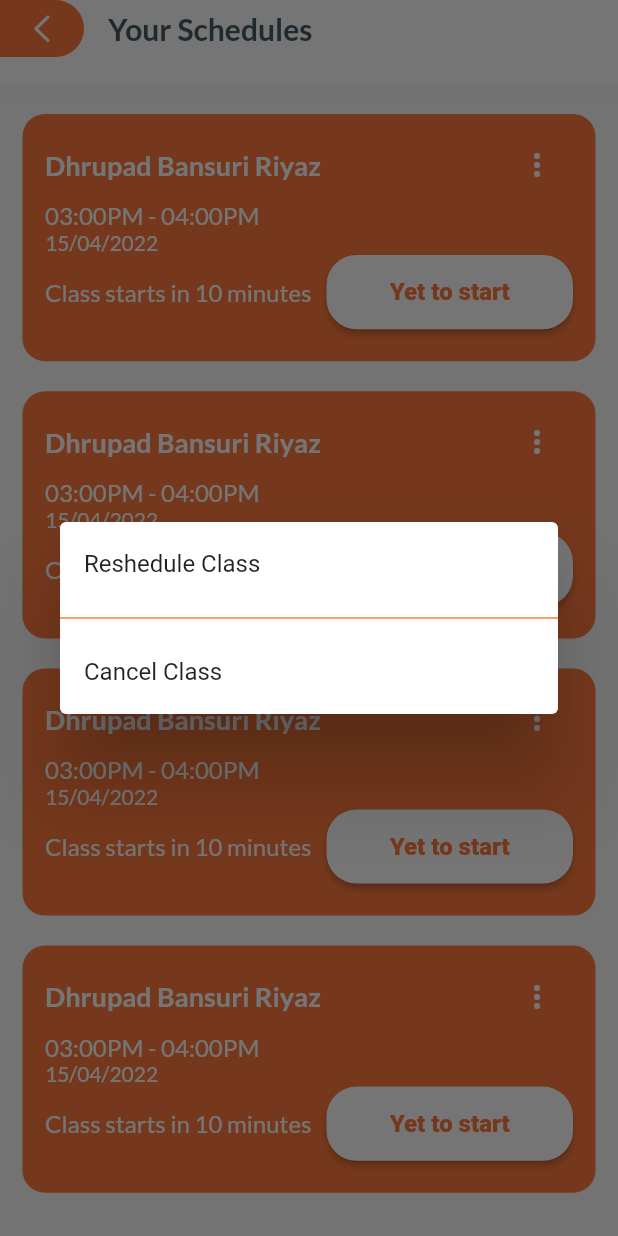
After one commit to tahaansari800/gurukul_app, a Flutter app: the YourScheduleScrn screen opened by its route, after a tap on the "more vert" icon, on a phone screen of 412 x 824 dp. The commit adds this screen. Run offline on Flutter 3.47's test engine with Material 2 defaults, Android fonts, the phone set to English and light mode, and no system bars; our stand-ins replace flutter_svg, google_fonts.

Commit message:
Custom schedule card & schedule screen added

```diff
--- a/lib/constant.dart
+++ b/lib/constant.dart
@@ -31,6 +31,11 @@ TextStyle bodyText1Bold({required Color color}) {
 TextStyle bodyText2({required Color color}) {
   return GoogleFonts.lato(
       fontSize: 14, color: color, fontWeight: FontWeight.w500);
+}
+///font size 12 and weight 500
+TextStyle bodyText3({required Color color}) {
+  return GoogleFonts.lato(
+      fontSize: 12, color: color, fontWeight: FontWeight.w500);
 }
 
 ///font size 20 and weight 700
--- a/lib/routes.dart
+++ b/lib/routes.dart
@@ -10,6 +10,7 @@ import 'package:grukul_schedular_app/screens/signin_scrn.dart';
 import 'package:grukul_schedular_app/screens/singup_scrn.dart';
 import 'package:grukul_schedular_app/screens/splash_scrn.dart';
 import 'package:grukul_schedular_app/screens/welcome_scrn.dart';
+import 'package:grukul_schedular_app/screens/your_schedule_scrn.dart';
 
 import 'screens/componant/custom_navigation.dart';
 
@@ -26,4 +27,5 @@ final Map<String, WidgetBuilder> routes = {
   CustomBottomNavigation.routName: (context) => const CustomBottomNavigation(),
   EditProfile.routName: (context) => const EditProfile(),
   NoticeBoardScrn.routName: (context) => const NoticeBoardScrn(),
+  YourScheduleScrn.routName: (context) => const YourScheduleScrn(),
 };
--- a/lib/screens/componant/custom_navigation.dart
+++ b/lib/screens/componant/custom_navigation.dart
@@ -4,6 +4,7 @@ import 'package:grukul_schedular_app/constant.dart';
 import 'package:grukul_schedular_app/screens/home_scrn.dart';
 import 'package:grukul_schedular_app/screens/myprofile/profile_scrn.dart';
 import 'package:grukul_schedular_app/screens/notice_board_scrn.dart';
+import 'package:grukul_schedular_app/screens/your_schedule_scrn.dart';
 
 class CustomBottomNavigation extends StatefulWidget {
   static String routName = '/custom_navigation';
@@ -24,7 +25,7 @@ class _CustomBottomNavigationState extends State<CustomBottomNavigation> {
 
   List<Widget> screens = [
     const HomeScrn(),
-    const HomeScrn(),
+    const YourScheduleScrn(),
     const NoticeBoardScrn(),
     const ProfileScrn(),
   ];
--- /dev/null
+++ b/lib/screens/componant/your_schedul_card.dart
@@ -0,0 +1,123 @@
+import 'package:flutter/material.dart';
+
+import '../../constant.dart';
+import 'custom_button.dart';
+
+///custom schdule card
+class YourScheduleCard extends StatelessWidget {
+  const YourScheduleCard({
+    Key? key,
+    required this.title,
+    required this.time,
+    required this.date,
+    required this.statusText,
+    required this.statusBtn,
+  }) : super(key: key);
+
+  final String title;
+  final String time;
+  final String date;
+  final String statusText;
+  final String statusBtn;
+
+  @override
+  Widget build(BuildContext context) {
+    return Container(
+      margin: const EdgeInsets.only(top: 20),
+      width: double.infinity,
+      height: scHeight(context) / 5,
+      padding: const EdgeInsets.symmetric(horizontal: 15, vertical: 10),
+      decoration: BoxDecoration(
+        borderRadius: BorderRadius.circular(15),
+        color: orange,
+      ),
+      child: Column(
+        crossAxisAlignment: CrossAxisAlignment.start,
+        mainAxisSize: MainAxisSize.min,
+        children: [
+          Row(
+            mainAxisAlignment: MainAxisAlignment.spaceBetween,
+            children: [
+              //title text
+              Text(
+                title,
+                style: headline2(color: white),
+              ),
+              IconButton(
+                onPressed: () {
+                  alertButton(context);
+                },
+                icon: const Icon(
+                  Icons.more_vert,
+                  color: white,
+                ),
+              )
+            ],
+          ),
+
+          //times
+          Text(
+            time,
+            style: bodyText1(color: white),
+          ),
+
+          //dates
+          Text(
+            date,
+            style: bodyText2(color: white),
+          ),
+
+          // status in text and button
+          Row(
+            children: [
+              SizedBox(
+                //status in text
+                child: Text(
+                  statusText,
+                  style: bodyText1(color: white),
+                ),
+              ),
+              const SizedBox(
+                width: 10,
+              ),
+              //status in button
+              Expanded(
+                child: CustomButton(
+                    ontap: () {},
+                    text: statusBtn,
+                    textColor: orange,
+                    btnColor: white),
+              ),
+            ],
+          )
+        ],
+      ),
+    );
+  }
+
+  alertButton(context) {
+    return showDialog(
+        context: context,
+        builder: (context) {
+          return Dialog(
+            child: Column(
+              mainAxisSize: MainAxisSize.min,
+              children: [
+                ListTile(
+                  onTap: () {},
+                  title: const Text('Reshedule Class'),
+                ),
+                const Divider(
+                  thickness: 1,
+                  color: orange,
+                ),
+                ListTile(
+                  onTap: () {},
+                  title: const Text('Cancel Class'),
+                ),
+              ],
+            ),
+          );
+        });
+  }
+}
--- /dev/null
+++ b/lib/screens/your_schedule_scrn.dart
@@ -0,0 +1,46 @@
+import 'package:flutter/material.dart';
+import 'package:grukul_schedular_app/screens/componant/custom_appbar.dart';
+import 'package:grukul_schedular_app/screens/componant/custom_navigation.dart';
+
+import 'componant/your_schedul_card.dart';
+
+class YourScheduleScrn extends StatelessWidget {
+  static String routName = '/your_schedules_screen';
+  const YourScheduleScrn({Key? key}) : super(key: key);
+
+  @override
+  Widget build(BuildContext context) {
+    return Scaffold(
+      appBar: CustomAppBar(
+        appBar: AppBar(),
+        ontap: () {
+          Navigator.pushNamed(context, CustomBottomNavigation.routName);
+        },
+        title: 'Your Schedules',
+      ),
+      body: Padding(
+        padding: const EdgeInsets.symmetric(horizontal: 15.0),
+        child: SingleChildScrollView(
+          child: Column(
+            children: [
+              ListView.builder(
+                physics: const NeverScrollableScrollPhysics(),
+                shrinkWrap: true,
+                itemCount: 4,
+                itemBuilder: (context, index) {
+                  return const YourScheduleCard(
+                    date: '15/04/2022',
+                    statusBtn: 'Yet to start',
+                    statusText: 'Class starts in 10 minutes',
+                    time: '03:00PM - 04:00PM',
+                    title: 'Dhrupad Bansuri Riyaz',
+                  );
+                },
+              )
+            ],
+          ),
+        ),
+      ),
+    );
+  }
+}
```
